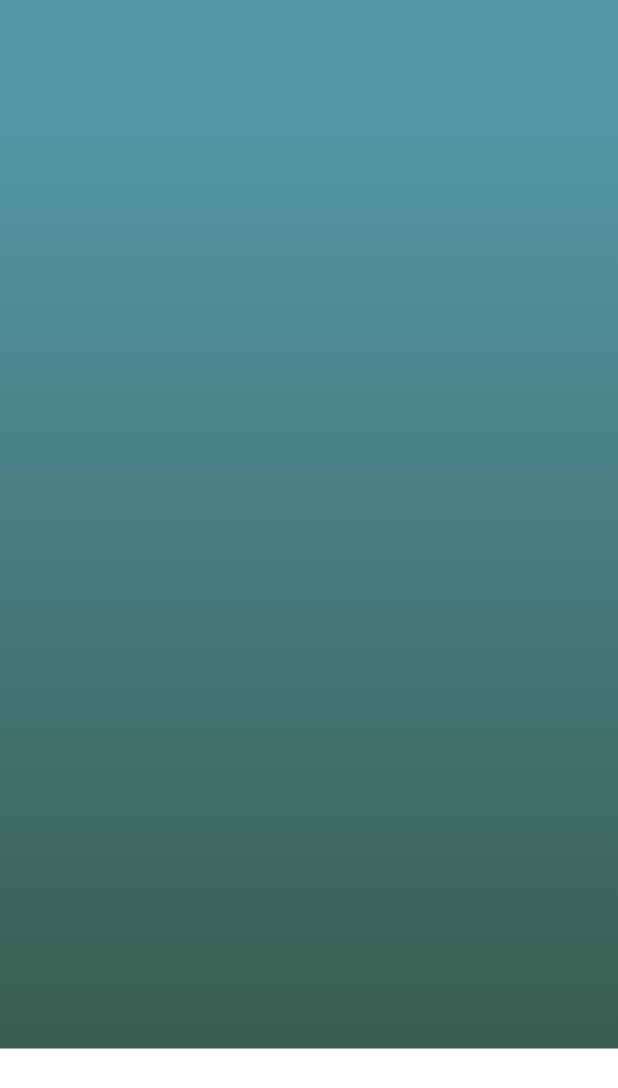
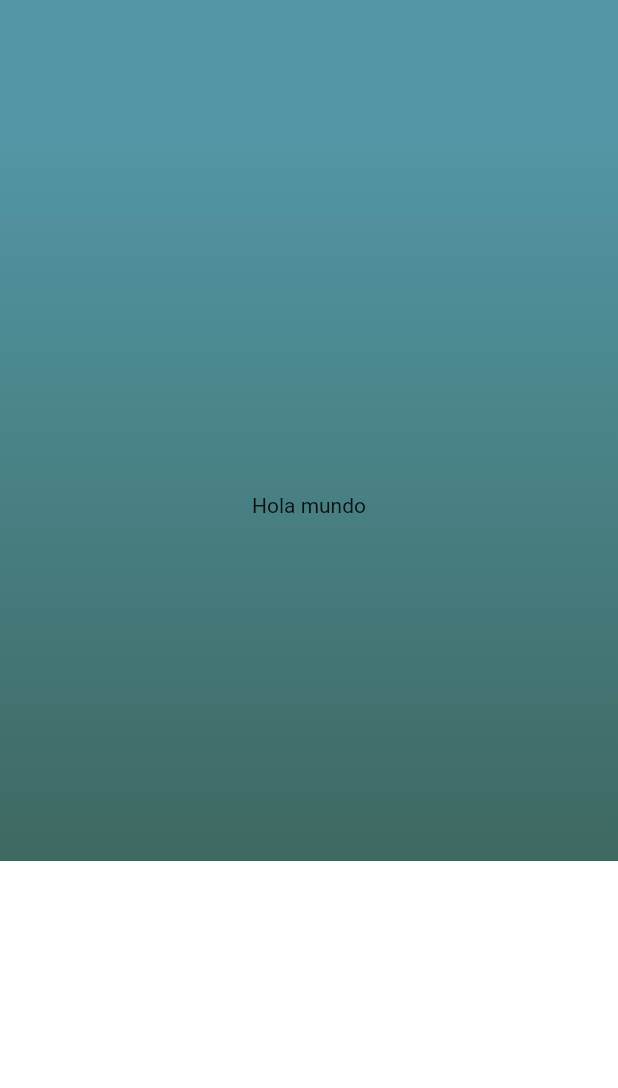
Before and after one commit to RafaelCampo-ME/flutter_test_app, a Flutter app: the screen it shows after launch, on a phone screen of 412 x 824 dp. Shown: the top 1088 px of the screen. Run offline on Flutter 3.47's test engine with Material 2 defaults, Android fonts, the phone set to English and light mode, and no system bars.

Commit message:
Change in header

```diff
--- a/flutter_application_1/lib/BackWheater.dart
+++ b/flutter_application_1/lib/BackWheater.dart
@@ -9,12 +9,10 @@ class BackWeather extends StatelessWidget {
         children: <Widget> [
           GradientBack(),
           new Positioned(
-
             bottom:0.0,
-
             child: Container (
             width: MediaQuery.of(context).size.width,
-            height: 125.0,
+            height: 250.0,
             color: Colors.white,
 
 
--- /dev/null
+++ b/flutter_application_1/lib/Header.dart
@@ -0,0 +1,22 @@
+import 'package:flutter/material.dart';
+import 'package:flutter_application_1/BackWheater.dart';
+import '/assets/ui_constants.dart';
+
+class Header extends StatelessWidget{
+  @override
+  Widget build(BuildContext context){
+    return  Scaffold(
+      body:  Stack(
+        children: [
+            BackWeather(),
+            Container(
+              alignment: Alignment.center,
+              margin: EdgeInsets.only(bottom:150.0),
+              child: const Text("Hola mundo")
+            )
+          ],
+      ),
+    );
+
+  }
+}
--- a/flutter_application_1/lib/main.dart
+++ b/flutter_application_1/lib/main.dart
@@ -1,5 +1,5 @@
 import 'package:flutter/material.dart';
-import 'BackWheater.dart';
+import 'Header.dart';
 
 void main() {
   runApp(const MyApp());
@@ -25,7 +25,7 @@ class MyApp extends StatelessWidget {
         // is not restarted.
         primarySwatch: Colors.blue,
       ),
-      home: new BackWeather(),
+      home: Header(),
     );
   }
 }
```
